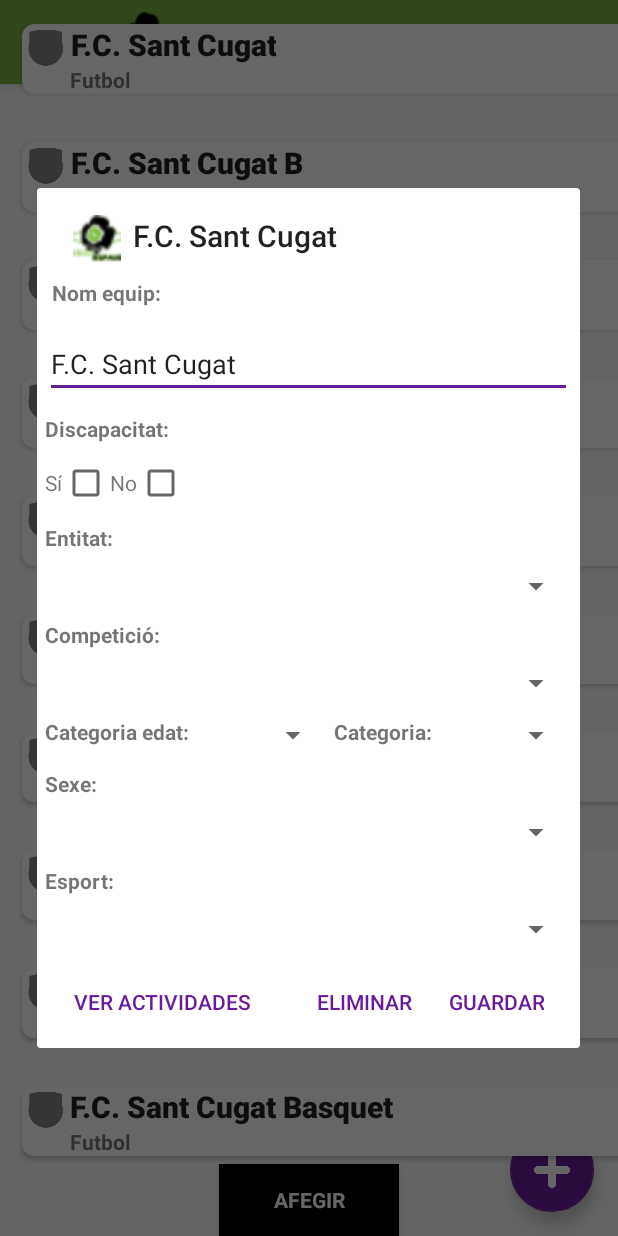
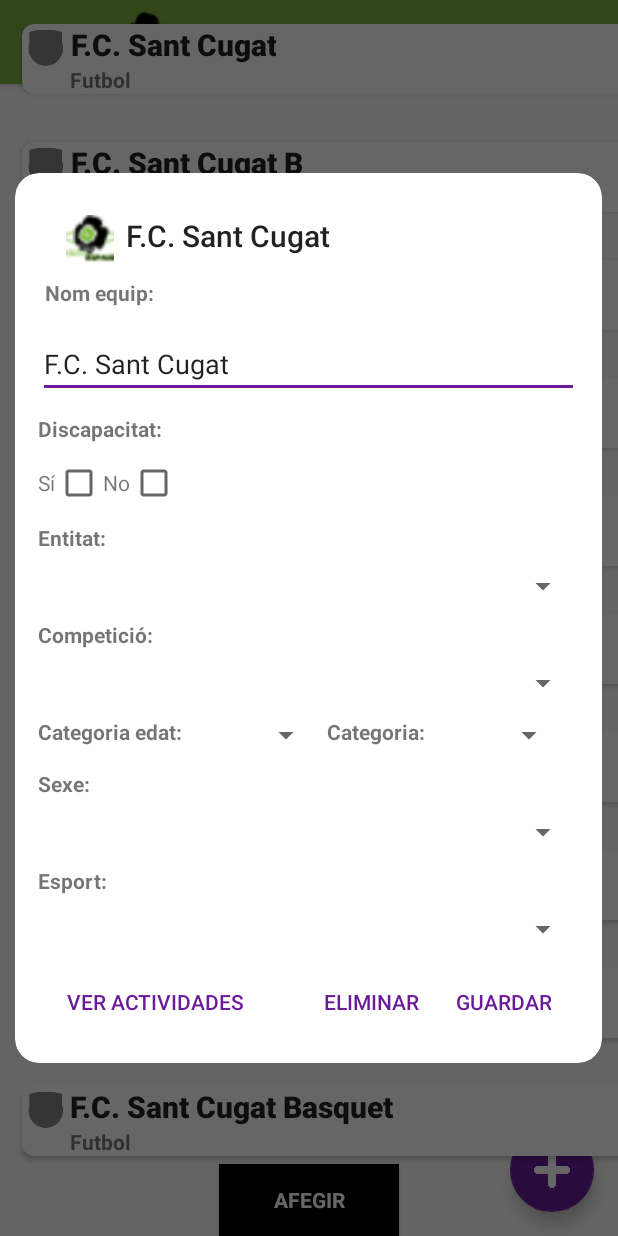
Before and after one commit to xavijimenezmulet/EntiEspaisAndroid, an Android app: the fragment EquipsFragment placed in its activity, with the options menu open, on a phone screen of 412 x 824 dp. Run offline under Robolectric (Android 15) with nearby library versions, the phone set to English and light mode, and no system bars.

Commit message:
alert dialog con bordeado

```diff
--- a/app/src/main/java/com/example/cep/entiespaisandroid/fragments/EquipsFragment.java
+++ b/app/src/main/java/com/example/cep/entiespaisandroid/fragments/EquipsFragment.java
@@ -2,6 +2,9 @@ package com.example.cep.entiespaisandroid.fragments;
 
 
 import android.content.DialogInterface;
+import android.graphics.Color;
+import android.graphics.drawable.ColorDrawable;
+import android.graphics.drawable.Drawable;
 import android.os.Bundle;
 import android.support.annotation.NonNull;
 import android.support.v4.app.Fragment;
@@ -158,8 +161,10 @@ public class EquipsFragment extends Fragment
 					}
 				});
 
-
-				builder.show();
+				//
+				AlertDialog dlg = builder.show();
+				dlg.getWindow().setBackgroundDrawable(getResources().getDrawable(R.drawable.dialog_bg));
+				//
 
 			}
 		});
--- a/app/src/main/res/drawable/button_test.xml
+++ /dev/null
@@ -1,8 +0,0 @@
-<?xml version="1.0" encoding="utf-8"?>
-<shape xmlns:android="http://schemas.android.com/apk/res/android" android:shape="rectangle">
-
-    <solid android:color="@color/colorPrimario"/>
-
-    <corners android:radius="10dp"/>
-
-</shape>
--- /dev/null
+++ b/app/src/main/res/drawable/dialog_bg.xml
@@ -0,0 +1,12 @@
+<?xml version="1.0" encoding="utf-8"?>
+<shape xmlns:android="http://schemas.android.com/apk/res/android">
+    <solid
+        android:color="#fff"/>
+    <corners
+        android:radius="16dp" />
+    <padding
+        android:left="10dp"
+        android:top="10dp"
+        android:right="10dp"
+        android:bottom="10dp" />
+</shape>
--- a/app/src/main/res/layout/alert_dialog_equips.xml
+++ b/app/src/main/res/layout/alert_dialog_equips.xml
@@ -1,6 +1,8 @@
 <?xml version="1.0" encoding="utf-8"?>
-<LinearLayout xmlns:android="http://schemas.android.com/apk/res/android"
-    android:orientation="vertical" android:layout_width="match_parent"
+<LinearLayout
+    xmlns:android="http://schemas.android.com/apk/res/android"
+    android:orientation="vertical"
+    android:layout_width="match_parent"
     android:layout_height="match_parent"
     android:layout_marginTop="10dp"
     android:layout_marginLeft="10dp"
```
